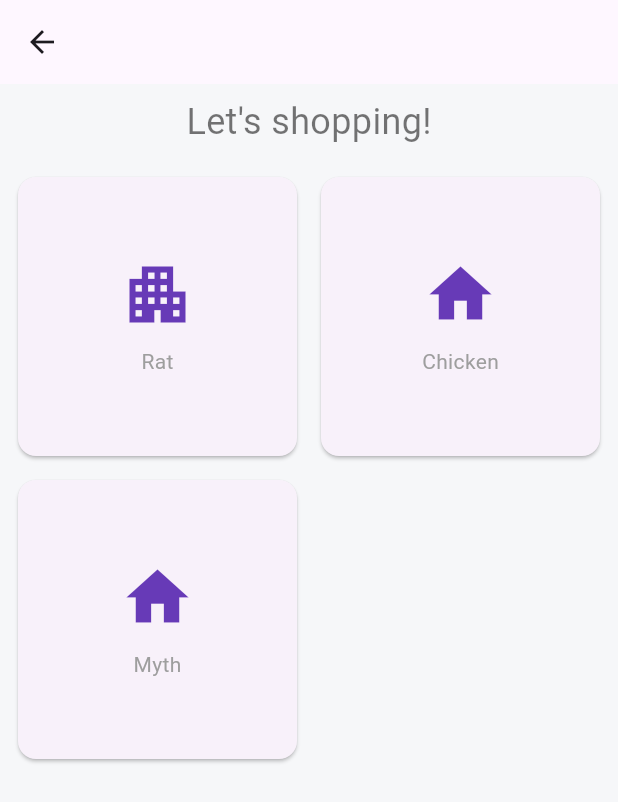
After one commit to priyesh-techabbot/ar_object_flutter_app, a Flutter app: the screen it shows after launch, after a tap on the "arrow forward" icon, on a phone screen of 412 x 824 dp. The commit adds this screen. Shown: the top 802 px of the screen. Run offline on Flutter 3.47's test engine with Material 3 defaults, Android fonts, the phone set to English and light mode, and no system bars; missing offline and left inert: ar_flutter_plugin_2, flutter_3d_controller.

Commit message:
ar plugin added

```diff
--- a/lib/main.dart
+++ b/lib/main.dart
@@ -1,7 +1,9 @@
+import 'package:ar_object_flutter_app/screens/dashboard_screen.dart';
 import 'package:flutter/material.dart';
 import 'package:flutter_3d_controller/flutter_3d_controller.dart';
 
 void main() {
+  WidgetsFlutterBinding.ensureInitialized();
   runApp(const MyApp());
 }
 
@@ -148,6 +150,16 @@ class _MyHomePageState extends State<MyHomePage> {
             },
             icon: const Icon(Icons.cameraswitch_outlined),
           ),
+          IconButton(
+            onPressed: () {
+              Navigator.push(
+                  context,
+                  MaterialPageRoute(
+                    builder: (context) => const DashboardScreen(),
+                  ));
+            },
+            icon: const Icon(Icons.arrow_forward),
+          ),
         ],
       ),
     );
--- /dev/null
+++ b/lib/model/ar_object.dart
@@ -0,0 +1,9 @@
+class ARObjects {
+
+  static const String myth =
+      "assets/black_rat.glb";
+  static const String rat =
+      "assets/black_rat.glb";
+
+  static const String chicken = "assets/Chicken_01/Chicken_01.gltf";
+}
--- /dev/null
+++ b/lib/model/shop_card_model.dart
@@ -0,0 +1,12 @@
+import 'package:flutter/material.dart';
+
+class ShopCardModel {
+  final IconData icon;
+  final String title;
+  bool isActive = false;
+  final String object;
+  final bool isLocal;
+
+  ShopCardModel(
+      this.icon, this.title, this.isActive, this.object, this.isLocal);
+}
--- /dev/null
+++ b/lib/screens/dashboard_screen.dart
@@ -0,0 +1,96 @@
+import 'package:ar_object_flutter_app/model/ar_object.dart';
+import 'package:ar_object_flutter_app/model/shop_card_model.dart';
+import 'package:ar_object_flutter_app/screens/ar_object_screen.dart';
+import 'package:ar_object_flutter_app/utils/colors.dart';
+import 'package:flutter/material.dart';
+
+class DashboardScreen extends StatefulWidget {
+  const DashboardScreen({super.key});
+
+  @override
+  State<DashboardScreen> createState() => _DashboardScreenState();
+}
+
+class _DashboardScreenState extends State<DashboardScreen> {
+  List<ShopCardModel> mycard = [
+    ShopCardModel(Icons.apartment, 'Rat', false, ARObjects.rat, false),
+    ShopCardModel(Icons.home, 'Chicken', false, ARObjects.chicken, true),
+    ShopCardModel(Icons.home, 'Myth', false, ARObjects.myth, true),
+  ];
+
+  @override
+  Widget build(BuildContext context) {
+    return Scaffold(
+      backgroundColor: AppColors.background,
+      appBar: AppBar(),
+      body: Column(
+        children: <Widget>[
+          Padding(
+            padding: const EdgeInsets.all(8.0),
+            child: Text(
+              "Let's shopping!",
+              style: TextStyle(fontSize: 24, color: AppColors.black54),
+            ),
+          ),
+          Expanded(
+            child: Padding(
+              padding: const EdgeInsets.all(8.0),
+              child: GridView.count(
+                crossAxisCount: 2,
+                crossAxisSpacing: 8,
+                mainAxisSpacing: 8,
+                children: mycard
+                    .map(
+                      (e) => InkWell(
+                        onTap: () => onTap(e),
+                        child: Card(
+                          color: e.isActive ? AppColors.mainColor : null,
+                          child: Column(
+                            mainAxisAlignment: MainAxisAlignment.center,
+                            children: <Widget>[
+                              Icon(
+                                e.icon,
+                                size: 50,
+                                color: e.isActive
+                                    ? AppColors.white
+                                    : AppColors.mainColor,
+                              ),
+                              const SizedBox(height: 10),
+                              Text(
+                                e.title,
+                                style: TextStyle(
+                                    color: e.isActive
+                                        ? AppColors.white
+                                        : AppColors.grey),
+                              ),
+                            ],
+                          ),
+                        ),
+                      ),
+                    )
+                    .toList(),
+              ),
+            ),
+          )
+        ],
+      ),
+    );
+  }
+
+  void onTap(ShopCardModel e) {
+    setState(() {
+      e.isActive = !e.isActive;
+    });
+    Navigator.push(
+        context,
+        MaterialPageRoute(
+            builder: (context) => ARObjectsScreen(
+                  object: e.object,
+                  isLocal: e.isLocal,
+                ))).then((value) {
+      setState(() {
+        e.isActive = !e.isActive;
+      });
+    });
+  }
+}
--- /dev/null
+++ b/lib/utils/colors.dart
@@ -0,0 +1,9 @@
+import 'package:flutter/material.dart';
+
+class AppColors {
+  static Color mainColor = Colors.deepPurple;
+  static Color background = const Color(0xfff6f7f9);
+  static Color black54 = Colors.black54;
+  static Color white = Colors.white;
+  static Color grey = Colors.grey;
+}
--- a/pubspec.yaml
+++ b/pubspec.yaml
@@ -32,6 +32,8 @@ dependencies:
     sdk: flutter
 
   flutter_3d_controller: 2.0.3
+  ar_flutter_plugin_2:
+  vector_math: ^2.1.4
 
 dev_dependencies:
   flutter_test:
@@ -57,8 +59,11 @@ flutter:
 
   # To add assets to your application, add an assets section, like this:
   assets:
+    - assets/
+    - assets/images/
     - assets/black_myth.glb
     - assets/black_rat.glb
+    - assets/Chicken_01/
 
   # An image asset can refer to one or more resolution-specific "variants", see
   # https://flutter.dev/to/resolution-aware-images
```
Also changed, not shown: lib/screens/ar_object_screen.dart (added, +101 -0 lines), assets/images/headphone.jpg (added), assets/images/triangle.png (added), 4 other files.
